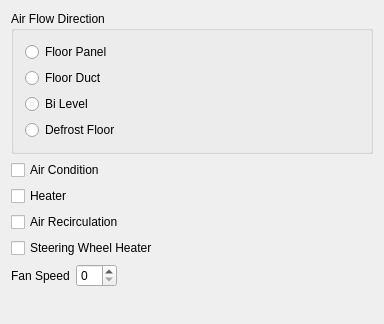
Before: the Qt Designer form examples/vehiclefunctions/climate_widget/mainwindow.ui in qt/qtivi, drawn with Qt 5.
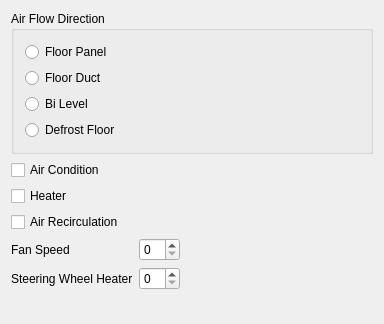
After: the same form once the commit is applied.

Commit message: Fixed examples to the new ClimateControl

```diff
--- a/examples/vehiclefunctions/climate_widget/mainwindow.ui
+++ b/examples/vehiclefunctions/climate_widget/mainwindow.ui
@@ -73,13 +73,6 @@
       </property>
      </widget>
     </item>
-    <item>
-     <widget class="QCheckBox" name="cb_steeringWheelHeater">
-      <property name="text">
-       <string>Steering Wheel Heater</string>
-      </property>
-     </widget>
-    </item>
     <item>
      <layout class="QFormLayout" name="formLayout_4">
       <property name="fieldGrowthPolicy">
@@ -95,6 +88,16 @@
       <item row="0" column="1">
        <widget class="QSpinBox" name="sb_fanSpeed"/>
       </item>
+      <item row="1" column="0">
+       <widget class="QLabel" name="steeringWheelHeaterLabel">
+        <property name="text">
+         <string>Steering Wheel Heater</string>
+        </property>
+       </widget>
+      </item>
+      <item row="1" column="1">
+       <widget class="QSpinBox" name="sb_steeringWheelHeater"/>
+      </item>
      </layout>
     </item>
    </layout>
```
The commit also changes 2 other files.
